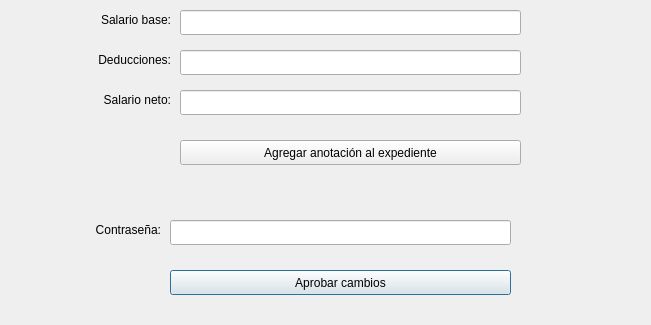
This is Interfaz/modify_user.ui in Los-Pollitos/PI-Redes-Sistemas-Operativos as Qt 5 draws it before an edit; both pictures show x 0 to 651 and y 420 to 745 of the 651 by 745 pixel window. The edited form follows.
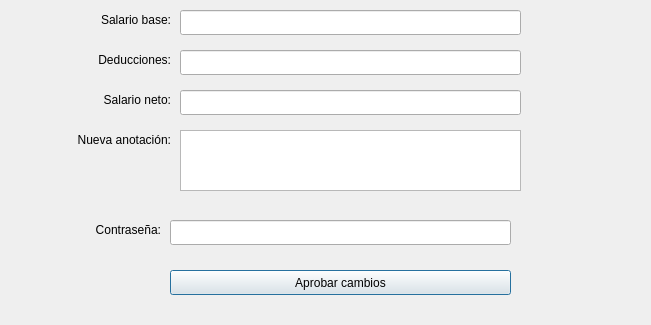
This is the edited form.

Commit message: cambio en la ventana de modificar usuario y se eliminaron couts inecesarios

Diff of the .ui file:
```diff
--- a/Interfaz/modify_user.ui
+++ b/Interfaz/modify_user.ui
@@ -396,18 +396,31 @@
     </rect>
    </property>
   </widget>
-  <widget class="QPushButton" name="approve_changes_2">
+  <widget class="QLabel" name="label_14">
+   <property name="geometry">
+    <rect>
+     <x>40</x>
+     <y>550</y>
+     <width>131</width>
+     <height>20</height>
+    </rect>
+   </property>
+   <property name="text">
+    <string>Nueva anotación:</string>
+   </property>
+   <property name="alignment">
+    <set>Qt::AlignRight|Qt::AlignTrailing|Qt::AlignVCenter</set>
+   </property>
+  </widget>
+  <widget class="QPlainTextEdit" name="record">
    <property name="geometry">
     <rect>
      <x>180</x>
-     <y>560</y>
+     <y>550</y>
      <width>341</width>
-     <height>25</height>
+     <height>61</height>
     </rect>
    </property>
-   <property name="text">
-    <string>Agregar anotación al expediente</string>
-   </property>
   </widget>
  </widget>
  <resources/>
```
The commit also changes 1 other file.
